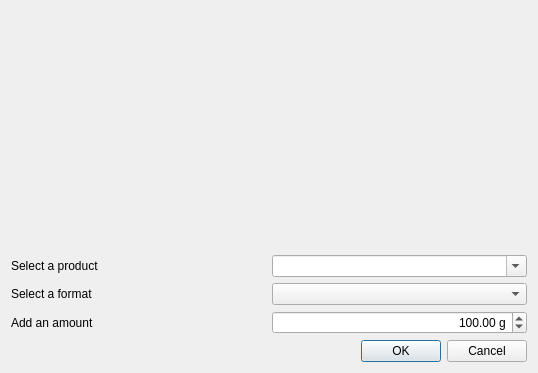
Old version of the form caloriestracker/ui/frmMealsAdd.ui in the repository turulomio/caloriestracker.
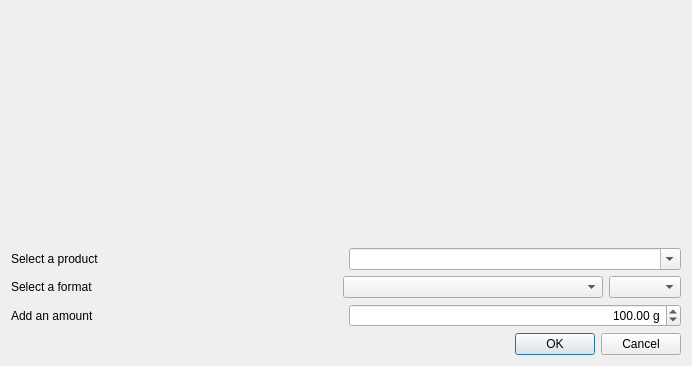
New version of the form. Icons and pictures are not drawn. Custom widgets are drawn as their Qt base class.

Commit message: Added format multiplier to meals and products in elaborated ones. Fixes #54

Patch:
```diff
--- a/caloriestracker/ui/frmMealsAdd.ui
+++ b/caloriestracker/ui/frmMealsAdd.ui
@@ -9,8 +9,8 @@
    <rect>
     <x>0</x>
     <y>0</y>
-    <width>538</width>
-    <height>373</height>
+    <width>692</width>
+    <height>366</height>
    </rect>
   </property>
   <property name="windowTitle">
@@ -50,6 +50,12 @@
       <layout class="QHBoxLayout" name="horizontalLayout_3">
        <item>
         <widget class="QLabel" name="label_2">
+         <property name="sizePolicy">
+          <sizepolicy hsizetype="Preferred" vsizetype="Preferred">
+           <horstretch>5</horstretch>
+           <verstretch>0</verstretch>
+          </sizepolicy>
+         </property>
          <property name="text">
           <string>Select a product</string>
          </property>
@@ -57,6 +63,12 @@
        </item>
        <item>
         <widget class="QComboBox" name="cmbProducts">
+         <property name="sizePolicy">
+          <sizepolicy hsizetype="Preferred" vsizetype="Fixed">
+           <horstretch>5</horstretch>
+           <verstretch>0</verstretch>
+          </sizepolicy>
+         </property>
          <property name="editable">
           <bool>true</bool>
          </property>
@@ -68,6 +80,12 @@
       <layout class="QHBoxLayout" name="horizontalLayout_4">
        <item>
         <widget class="QLabel" name="label_4">
+         <property name="sizePolicy">
+          <sizepolicy hsizetype="Preferred" vsizetype="Preferred">
+           <horstretch>5</horstretch>
+           <verstretch>0</verstretch>
+          </sizepolicy>
+         </property>
          <property name="text">
           <string>Select a format</string>
          </property>
@@ -75,11 +93,30 @@
        </item>
        <item>
         <widget class="QComboBox" name="cmbFormats">
+         <property name="sizePolicy">
+          <sizepolicy hsizetype="Preferred" vsizetype="Fixed">
+           <horstretch>4</horstretch>
+           <verstretch>0</verstretch>
+          </sizepolicy>
+         </property>
          <property name="editable">
           <bool>false</bool>
          </property>
         </widget>
        </item>
+       <item>
+        <widget class="QComboBox" name="cmbMult">
+         <property name="sizePolicy">
+          <sizepolicy hsizetype="Preferred" vsizetype="Fixed">
+           <horstretch>1</horstretch>
+           <verstretch>0</verstretch>
+          </sizepolicy>
+         </property>
+         <property name="sizeAdjustPolicy">
+          <enum>QComboBox::AdjustToContentsOnFirstShow</enum>
+         </property>
+        </widget>
+       </item>
       </layout>
      </item>
      <item>
```
The commit also changes 5 other files.
